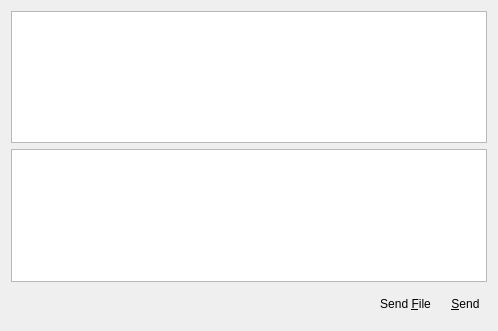
This is ui/chatdialog.ui in shaan7/Kapotah as Qt 5 draws it before an edit. The edited form follows.
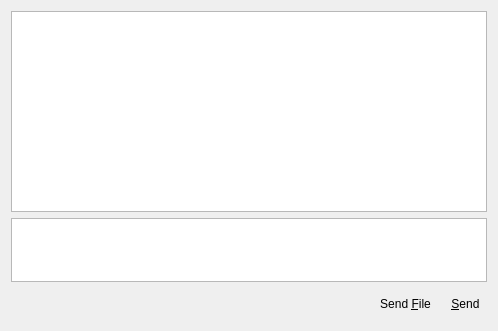
This is the edited form. Icons and pictures are not drawn.

Commit message: fixed layouting of the chatdialog.

The edit to the form file:
```diff
--- a/ui/chatdialog.ui
+++ b/ui/chatdialog.ui
@@ -31,6 +31,12 @@
          <verstretch>0</verstretch>
         </sizepolicy>
        </property>
+       <property name="maximumSize">
+        <size>
+         <width>16777215</width>
+         <height>64</height>
+        </size>
+       </property>
        <property name="baseSize">
         <size>
          <width>0</width>
```
